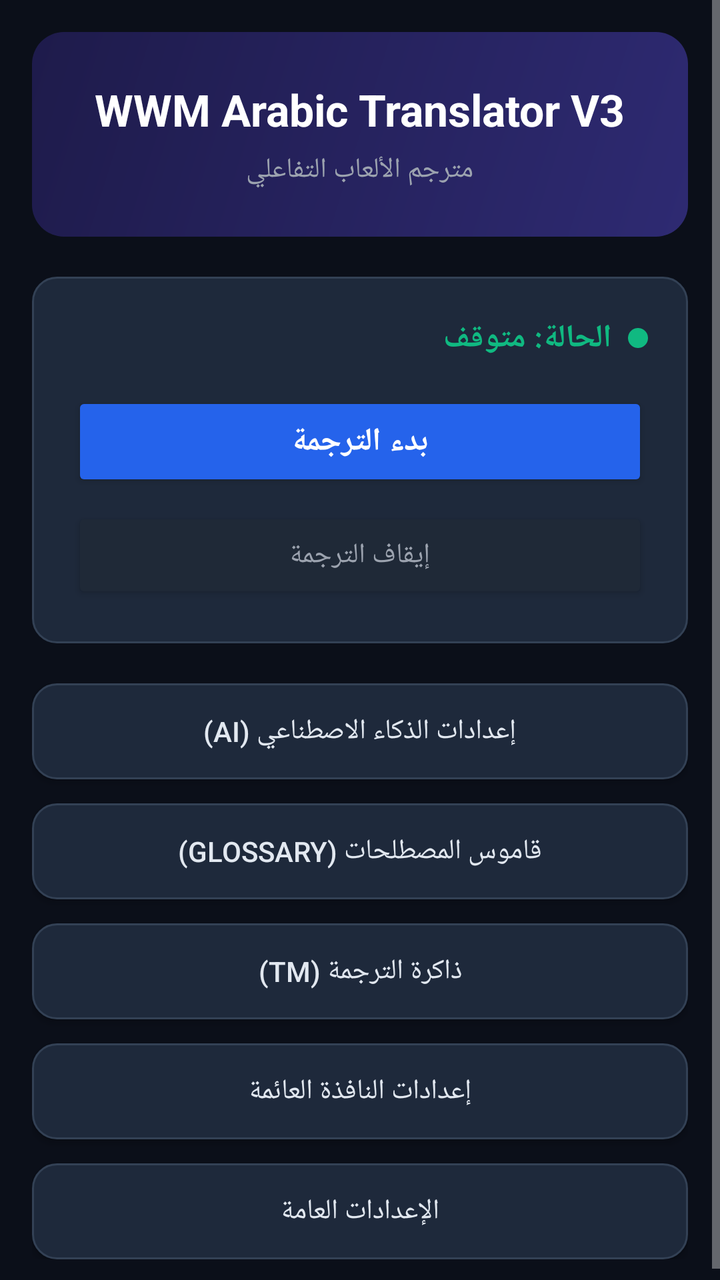
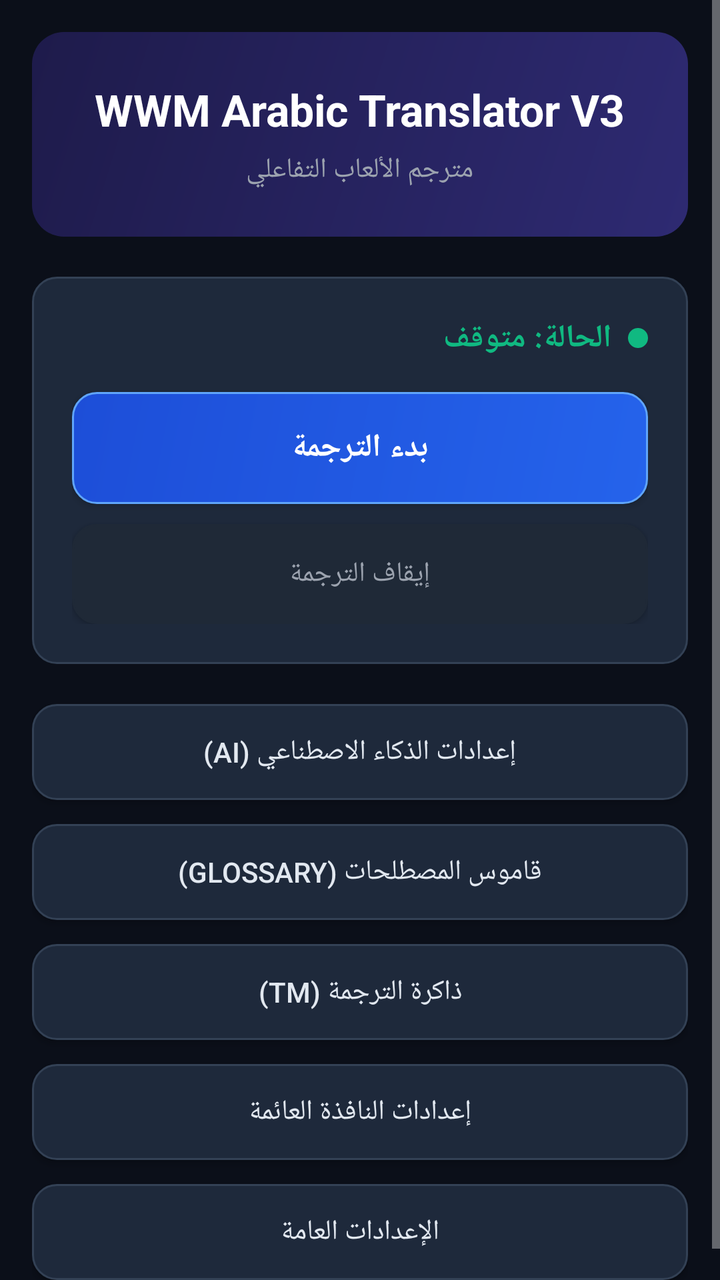

An Android layout rendered at two revisions. The XML below is the earlier revision; the diff shows what the commit changed to produce the second picture.
<!-- AndroidManifest.xml: application theme Theme.AppCompat.NoActionBar -->
<!-- res/layout/activity_main.xml -->
<?xml version="1.0" encoding="utf-8"?>
<ScrollView xmlns:android="http://schemas.android.com/apk/res/android"
    android:layout_width="match_parent"
    android:layout_height="match_parent"
    android:background="#0B0F19"
    android:fillViewport="true">

    <LinearLayout
        android:layout_width="match_parent"
        android:layout_height="wrap_content"
        android:orientation="vertical"
        android:padding="16dp">

        
        <LinearLayout
            android:id="@+id/headerCardContainer"
            android:layout_width="match_parent"
            android:layout_height="wrap_content"
            android:background="@drawable/bg_header_card"
            android:orientation="vertical"
            android:padding="24dp">

            <TextView
                android:layout_width="wrap_content"
                android:layout_height="wrap_content"
                android:layout_gravity="center"
                android:text="WWM Arabic Translator V3"
                android:textColor="#FFFFFF"
                android:textSize="22sp"
                android:textStyle="bold" />

            <TextView
                android:layout_width="wrap_content"
                android:layout_height="wrap_content"
                android:layout_gravity="center"
                android:layout_marginTop="6dp"
                android:text="مترجم الألعاب التفاعلي"
                android:textColor="#9CA3AF"
                android:textSize="14sp" />
        </LinearLayout>

        
        <LinearLayout
            android:layout_width="match_parent"
            android:layout_height="wrap_content"
            android:layout_marginTop="20dp"
            android:background="@drawable/bg_status_item"
            android:orientation="vertical"
            android:padding="20dp">

            <LinearLayout
                android:layout_width="wrap_content"
                android:layout_height="wrap_content"
                android:layout_gravity="end"
                android:gravity="center_vertical"
                android:orientation="horizontal">

                <TextView
                    android:id="@+id/tvStatus"
                    android:layout_width="wrap_content"
                    android:layout_height="wrap_content"
                    android:text="الحالة: متوقف"
                    android:textColor="#10B981"
                    android:textSize="16sp"
                    android:textStyle="bold" />

                <ImageView
                    android:layout_width="10dp"
                    android:layout_height="10dp"
                    android:layout_marginStart="8dp"
                    android:src="@drawable/ic_dot_green" />
            </LinearLayout>

            
            <Button
                android:id="@+id/btnStartTranslation"
                android:layout_width="match_parent"
                android:layout_height="wrap_content"
                android:layout_marginTop="16dp"
                android:backgroundTint="#2563EB"
                android:padding="14dp"
                android:text="بدء الترجمة"
                android:textColor="#FFFFFF"
                android:textSize="16sp"
                android:textStyle="bold" />

            
            <Button
                android:id="@+id/btnStopTranslation"
                android:layout_width="match_parent"
                android:layout_height="wrap_content"
                android:layout_marginTop="8dp"
                android:backgroundTint="#1F2937"
                android:padding="12dp"
                android:text="إيقاف الترجمة"
                android:textColor="#9CA3AF"
                android:textSize="14sp" />
        </LinearLayout>

        
        <LinearLayout
            android:layout_width="match_parent"
            android:layout_height="wrap_content"
            android:layout_marginTop="20dp"
            android:orientation="vertical">

            <Button
                android:id="@+id/btnOpenAiSettings"
                android:layout_width="match_parent"
                android:layout_height="wrap_content"
                android:layout_marginBottom="12dp"
                android:background="@drawable/bg_status_item"
                android:backgroundTint="@null"
                android:padding="14dp"
                android:text="إعدادات الذكاء الاصطناعي (AI)"
                android:textColor="#E2E8F0" />

            <Button
                android:id="@+id/btnOpenGlossary"
                android:layout_width="match_parent"
                android:layout_height="wrap_content"
                android:layout_marginBottom="12dp"
                android:background="@drawable/bg_status_item"
                android:backgroundTint="@null"
                android:padding="14dp"
                android:text="قاموس المصطلحات (GLOSSARY)"
                android:textColor="#E2E8F0" />

            <Button
                android:id="@+id/btnOpenTranslationMemory"
                android:layout_width="match_parent"
                android:layout_height="wrap_content"
                android:layout_marginBottom="12dp"
                android:background="@drawable/bg_status_item"
                android:backgroundTint="@null"
                android:padding="14dp"
                android:text="ذاكرة الترجمة (TM)"
                android:textColor="#E2E8F0" />

            <Button
                android:id="@+id/btnOpenOverlaySettings"
                android:layout_width="match_parent"
                android:layout_height="wrap_content"
                android:layout_marginBottom="12dp"
                android:background="@drawable/bg_status_item"
                android:backgroundTint="@null"
                android:padding="14dp"
                android:text="إعدادات النافذة العائمة"
                android:textColor="#E2E8F0" />

            <Button
                android:id="@+id/btnOpenSettings"
                android:layout_width="match_parent"
                android:layout_height="wrap_content"
                android:background="@drawable/bg_status_item"
                android:backgroundTint="@null"
                android:padding="14dp"
                android:text="الإعدادات العامة"
                android:textColor="#E2E8F0" />
        </LinearLayout>

    </LinearLayout>
</ScrollView>
<!-- resources referenced by this layout -->
<resources>
  <!-- drawable bg_header_card (drawable) -->
  <?xml version="1.0" encoding="utf-8"?>
  <shape xmlns:android="http://schemas.android.com/apk/res/android"
      android:shape="rectangle">
      <gradient
          android:angle="135"
          android:endColor="#1E1B4B"
          android:startColor="#2E2A72" />
      <corners android:radius="16dp" />
  </shape>
  <!-- drawable bg_status_item (drawable) -->
  <?xml version="1.0" encoding="utf-8"?>
  <shape xmlns:android="http://schemas.android.com/apk/res/android"
      android:shape="rectangle">
      <solid android:color="#1E293B" />
      <corners android:radius="12dp" />
      <stroke
          android:width="1dp"
          android:color="#334155" />
  </shape>
  <!-- drawable ic_dot_green (drawable) -->
  <?xml version="1.0" encoding="utf-8"?>
  <shape xmlns:android="http://schemas.android.com/apk/res/android"
      android:shape="oval">
      <solid android:color="#10B981" />
      <size
          android:width="10dp"
          android:height="10dp" />
  </shape>
</resources>

<!-- the commit's change to res/layout/activity_main.xml (unified diff, before → after) -->
@@ -75,10 +75,11 @@
             <Button
                 android:id="@+id/btnStartTranslation"
                 android:layout_width="match_parent"
-                android:layout_height="wrap_content"
+                android:layout_height="56dp"
                 android:layout_marginTop="16dp"
-                android:backgroundTint="#2563EB"
-                android:padding="14dp"
+                android:background="@drawable/bg_primary_button"
+                android:backgroundTint="@null"
+                android:padding="12dp"
                 android:text="بدء الترجمة"
                 android:textColor="#FFFFFF"
                 android:textSize="16sp"
@@ -88,10 +89,11 @@
             <Button
                 android:id="@+id/btnStopTranslation"
                 android:layout_width="match_parent"
-                android:layout_height="wrap_content"
-                android:layout_marginTop="8dp"
+                android:layout_height="50dp"
+                android:layout_marginTop="10dp"
+                android:background="@drawable/bg_status_item"
                 android:backgroundTint="#1F2937"
-                android:padding="12dp"
+                android:padding="10dp"
                 android:text="إيقاف الترجمة"
                 android:textColor="#9CA3AF"
                 android:textSize="14sp" />
<!-- resource entries referenced after the edit -->
@@ -10,6 +10,23 @@
           android:startColor="#2E2A72" />
       <corners android:radius="16dp" />
   </shape>
+  <!-- drawable bg_primary_button (drawable) -->
+  <?xml version="1.0" encoding="utf-8"?>
+  <ripple xmlns:android="http://schemas.android.com/apk/res/android"
+      android:color="#3B82F6">
+      <item>
+          <shape android:shape="rectangle">
+              <corners android:radius="12dp" />
+              <gradient
+                  android:angle="135"
+                  android:endColor="#1D4ED8"
+                  android:startColor="#2563EB" />
+              <stroke
+                  android:width="1dp"
+                  android:color="#60A5FA" />
+          </shape>
+      </item>
+  </ripple>
   <!-- drawable bg_status_item (drawable) -->
   <?xml version="1.0" encoding="utf-8"?>
   <shape xmlns:android="http://schemas.android.com/apk/res/android"
